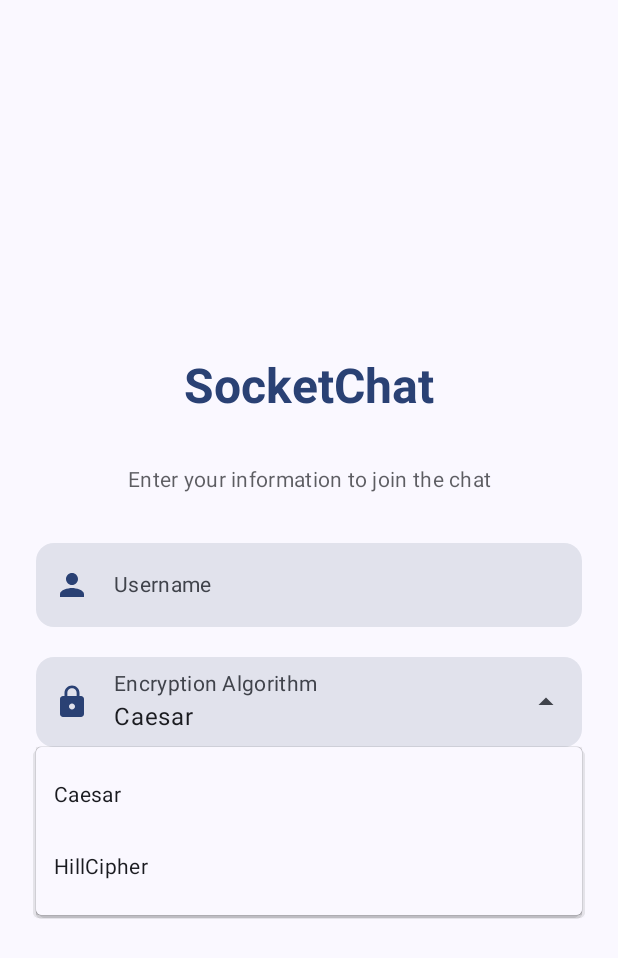
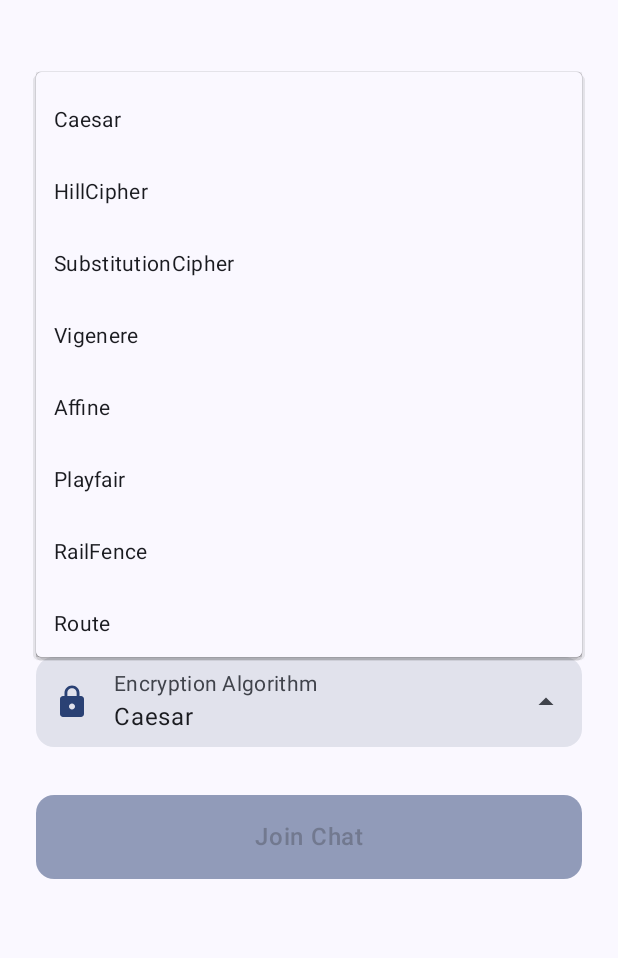
Before and after one commit to alperencitak/Socket-Message-Encryption, an Android app built with Jetpack Compose: the screen it shows after launch (MainActivity), after a tap on "Encryption Algorithm", on a phone screen of 412 x 824 dp. Shown: the top 958 px of the screen. Run offline under Robolectric (Android 15) with nearby library versions, the phone set to English and light mode, and no system bars; our stand-ins replace Dagger/Hilt's generated code.

Commit message:
Update LoginView.kt

```diff
--- a/client/app/src/main/java/com/alperencitak/chatchat/feature/home/LoginView.kt
+++ b/client/app/src/main/java/com/alperencitak/chatchat/feature/home/LoginView.kt
@@ -31,7 +31,10 @@ fun LoginView(
     onLoginClick: () -> Unit,
     onChangeUsername: (String) -> Unit
 ) {
-    val algorithms = listOf("Caesar", "HillCipher")
+    val algorithms = listOf(
+        "Caesar", "HillCipher", "SubstitutionCipher", "Vigenere", "Affine",
+        "Playfair", "RailFence", "Route",
+    )
     var expanded by remember { mutableStateOf(false) }
     var selectedAlgorithm by remember { mutableStateOf("Caesar") }
 
```
